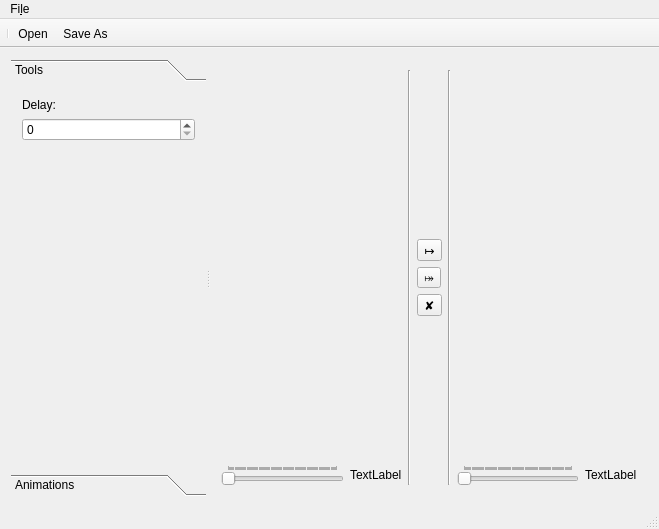
darmonlor/KUgif, file mainwindow.ui: the form before one commit.
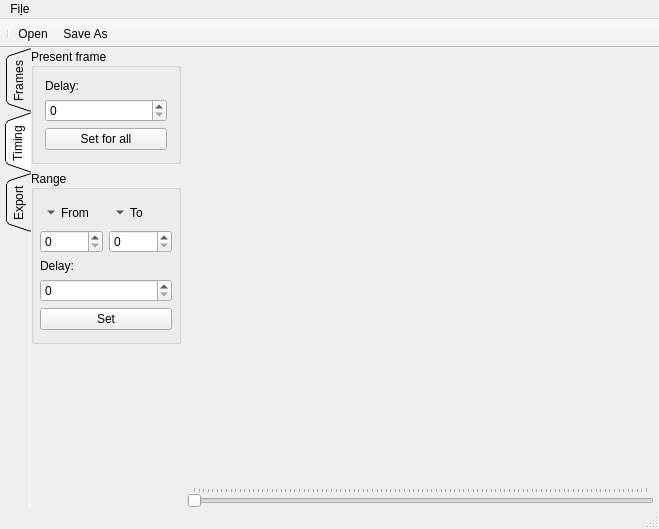
The form after the commit. Icons and pictures are not drawn.

```diff
--- a/mainwindow.ui
+++ b/mainwindow.ui
@@ -20,106 +20,97 @@
    <bool>true</bool>
   </property>
   <widget class="QWidget" name="centralWidget">
-   <layout class="QHBoxLayout" name="horizontalLayout_4">
+   <layout class="QGridLayout" name="gridLayout_2">
+    <property name="leftMargin">
+     <number>5</number>
+    </property>
+    <property name="topMargin">
+     <number>0</number>
+    </property>
+    <property name="rightMargin">
+     <number>5</number>
+    </property>
+    <property name="bottomMargin">
+     <number>0</number>
+    </property>
+    <item row="0" column="0">
+     <widget class="QTabWidget" name="tabWidget">
+      <property name="autoFillBackground">
+       <bool>false</bool>
+      </property>
+      <property name="tabPosition">
+       <enum>QTabWidget::West</enum>
+      </property>
+      <property name="tabShape">
+       <enum>QTabWidget::Triangular</enum>
+      </property>
+      <property name="currentIndex">
+       <number>1</number>
+      </property>
+      <property name="elideMode">
+       <enum>Qt::ElideNone</enum>
+      </property>
+      <property name="usesScrollButtons">
+       <bool>false</bool>
+      </property>
+      <property name="documentMode">
+       <bool>true</bool>
+      </property>
+      <property name="tabBarAutoHide">
+       <bool>false</bool>
+      </property>
+      <widget class="QWidget" name="tab">
+       <attribute name="icon">
+        <iconset theme="view-presentation">
+         <normaloff/>
+        </iconset>
+       </attribute>
+       <attribute name="title">
+        <string>Frames</string>
+       </attribute>
+       <layout class="QVBoxLayout" name="verticalLayout_4">
+        <property name="spacing">
+         <number>0</number>
+        </property>
+        <property name="leftMargin">
+         <number>0</number>
+        </property>
+        <property name="topMargin">
+         <number>0</number>
+        </property>
+        <property name="rightMargin">
+         <number>0</number>
+        </property>
+        <property name="bottomMargin">
+         <number>0</number>
+        </property>
     <item>
      <widget class="QSplitter" name="splitter">
-      <property name="frameShape">
-       <enum>QFrame::NoFrame</enum>
+          <property name="enabled">
+           <bool>true</bool>
+          </property>
+          <property name="autoFillBackground">
+           <bool>false</bool>
+          </property>
+          <property name="lineWidth">
+           <number>0</number>
       </property>
       <property name="orientation">
        <enum>Qt::Horizontal</enum>
       </property>
-      <widget class="QToolBox" name="toolBox">
+          <widget class="QListWidget" name="sourceList">
        <property name="maximumSize">
         <size>
-         <width>200</width>
+             <width>150</width>
          <height>16777215</height>
         </size>
        </property>
-       <property name="frameShape">
-        <enum>QFrame::NoFrame</enum>
-       </property>
-       <property name="frameShadow">
-        <enum>QFrame::Sunken</enum>
-       </property>
-       <property name="lineWidth">
-        <number>1</number>
-       </property>
-       <property name="midLineWidth">
-        <number>0</number>
-       </property>
-       <property name="currentIndex">
-        <number>0</number>
-       </property>
-       <property name="tabSpacing">
-        <number>6</number>
-       </property>
-       <widget class="QWidget" name="toolboxTools">
-        <property name="geometry">
-         <rect>
-          <x>0</x>
-          <y>0</y>
-          <width>189</width>
-          <height>374</height>
-         </rect>
-        </property>
-        <attribute name="label">
-         <string>Tools</string>
-        </attribute>
-        <layout class="QVBoxLayout" name="verticalLayout_3">
-         <item>
-          <widget class="QLabel" name="label_3">
-           <property name="text">
-            <string>Delay:</string>
-           </property>
-          </widget>
-         </item>
-         <item>
-          <widget class="QSpinBox" name="delayBox">
-           <property name="maximum">
-            <number>1000000000</number>
-           </property>
-          </widget>
-         </item>
-         <item>
-          <spacer name="verticalSpacer_3">
-           <property name="orientation">
-            <enum>Qt::Vertical</enum>
-           </property>
-           <property name="sizeHint" stdset="0">
-            <size>
-             <width>139</width>
-             <height>392</height>
-            </size>
-           </property>
-          </spacer>
-         </item>
-        </layout>
-        <zorder>label_3</zorder>
-        <zorder>delayBox</zorder>
-        <zorder>verticalSpacer_3</zorder>
-       </widget>
-       <widget class="QWidget" name="toolBoxFrames">
-        <property name="geometry">
-         <rect>
-          <x>0</x>
-          <y>0</y>
-          <width>189</width>
-          <height>374</height>
-         </rect>
-        </property>
-        <attribute name="label">
-         <string>Animations</string>
-        </attribute>
-        <layout class="QVBoxLayout" name="verticalLayout_4">
-         <item>
-          <widget class="QListWidget" name="sourceList"/>
-         </item>
-        </layout>
-       </widget>
       </widget>
       <widget class="QWidget" name="horizontalLayoutWidget_4">
        <layout class="QHBoxLayout" name="horizontalLayout">
+            <property name="spacing">
+             <number>0</number>
+            </property>
         <item>
          <layout class="QVBoxLayout" name="verticalLayout">
           <property name="spacing">
@@ -356,6 +347,260 @@
          </layout>
         </item>
        </layout>
+          </widget>
+         </widget>
+        </item>
+       </layout>
+      </widget>
+      <widget class="QWidget" name="tab_2">
+       <attribute name="icon">
+        <iconset theme="chronometer-">
+         <normaloff/>
+        </iconset>
+       </attribute>
+       <attribute name="title">
+        <string>Timing</string>
+       </attribute>
+       <layout class="QHBoxLayout" name="horizontalLayout_5">
+        <property name="leftMargin">
+         <number>0</number>
+        </property>
+        <property name="topMargin">
+         <number>0</number>
+        </property>
+        <property name="rightMargin">
+         <number>0</number>
+        </property>
+        <property name="bottomMargin">
+         <number>0</number>
+        </property>
+        <item>
+         <layout class="QVBoxLayout" name="verticalLayout_3">
+          <item>
+           <widget class="QGroupBox" name="groupBox">
+            <property name="autoFillBackground">
+             <bool>false</bool>
+            </property>
+            <property name="title">
+             <string>Present frame</string>
+            </property>
+            <property name="alignment">
+             <set>Qt::AlignLeading|Qt::AlignLeft|Qt::AlignVCenter</set>
+            </property>
+            <layout class="QVBoxLayout" name="verticalLayout_8">
+             <item>
+              <widget class="QLabel" name="label_4">
+               <property name="text">
+                <string>Delay:</string>
+               </property>
+              </widget>
+             </item>
+             <item>
+              <widget class="QSpinBox" name="spinBox_3"/>
+             </item>
+             <item>
+              <widget class="QPushButton" name="pushButton">
+               <property name="text">
+                <string>Set for all</string>
+               </property>
+               <property name="autoDefault">
+                <bool>false</bool>
+               </property>
+               <property name="flat">
+                <bool>false</bool>
+               </property>
+              </widget>
+             </item>
+            </layout>
+           </widget>
+          </item>
+          <item>
+           <widget class="QGroupBox" name="groupBox_2">
+            <property name="minimumSize">
+             <size>
+              <width>150</width>
+              <height>0</height>
+             </size>
+            </property>
+            <property name="title">
+             <string>Range</string>
+            </property>
+            <property name="alignment">
+             <set>Qt::AlignLeading|Qt::AlignLeft|Qt::AlignVCenter</set>
+            </property>
+            <property name="flat">
+             <bool>false</bool>
+            </property>
+            <property name="checkable">
+             <bool>false</bool>
+            </property>
+            <layout class="QGridLayout" name="gridLayout_3" columnstretch="0,0">
+             <property name="sizeConstraint">
+              <enum>QLayout::SetNoConstraint</enum>
+             </property>
+             <property name="leftMargin">
+              <number>6</number>
+             </property>
+             <property name="rightMargin">
+              <number>6</number>
+             </property>
+             <item row="3" column="0" colspan="2">
+              <widget class="QLabel" name="label_5">
+               <property name="text">
+                <string>Delay:</string>
+               </property>
+              </widget>
+             </item>
+             <item row="1" column="1">
+              <widget class="QSpinBox" name="spinBox">
+               <property name="sizePolicy">
+                <sizepolicy hsizetype="Ignored" vsizetype="Fixed">
+                 <horstretch>0</horstretch>
+                 <verstretch>0</verstretch>
+                </sizepolicy>
+               </property>
+              </widget>
+             </item>
+             <item row="0" column="0">
+              <widget class="QToolButton" name="toolButton_4">
+               <property name="sizePolicy">
+                <sizepolicy hsizetype="Ignored" vsizetype="Fixed">
+                 <horstretch>0</horstretch>
+                 <verstretch>0</verstretch>
+                </sizepolicy>
+               </property>
+               <property name="text">
+                <string>From</string>
+               </property>
+               <property name="checkable">
+                <bool>false</bool>
+               </property>
+               <property name="checked">
+                <bool>false</bool>
+               </property>
+               <property name="toolButtonStyle">
+                <enum>Qt::ToolButtonTextBesideIcon</enum>
+               </property>
+               <property name="autoRaise">
+                <bool>true</bool>
+               </property>
+               <property name="arrowType">
+                <enum>Qt::DownArrow</enum>
+               </property>
+              </widget>
+             </item>
+             <item row="1" column="0">
+              <widget class="QSpinBox" name="spinBox_2">
+               <property name="sizePolicy">
+                <sizepolicy hsizetype="Ignored" vsizetype="Fixed">
+                 <horstretch>0</horstretch>
+                 <verstretch>0</verstretch>
+                </sizepolicy>
+               </property>
+              </widget>
+             </item>
+             <item row="0" column="1">
+              <widget class="QToolButton" name="toolButton_5">
+               <property name="sizePolicy">
+                <sizepolicy hsizetype="Ignored" vsizetype="Fixed">
+                 <horstretch>0</horstretch>
+                 <verstretch>0</verstretch>
+                </sizepolicy>
+               </property>
+               <property name="text">
+                <string>To</string>
+               </property>
+               <property name="toolButtonStyle">
+                <enum>Qt::ToolButtonTextBesideIcon</enum>
+               </property>
+               <property name="autoRaise">
+                <bool>true</bool>
+               </property>
+               <property name="arrowType">
+                <enum>Qt::DownArrow</enum>
+               </property>
+              </widget>
+             </item>
+             <item row="5" column="0" colspan="2">
+              <widget class="QPushButton" name="pushButton_2">
+               <property name="text">
+                <string>Set</string>
+               </property>
+               <property name="flat">
+                <bool>false</bool>
+               </property>
+              </widget>
+             </item>
+             <item row="4" column="0" colspan="2">
+              <widget class="QSpinBox" name="spinBox_4"/>
+             </item>
+            </layout>
+           </widget>
+          </item>
+          <item>
+           <spacer name="verticalSpacer_6">
+            <property name="orientation">
+             <enum>Qt::Vertical</enum>
+            </property>
+            <property name="sizeHint" stdset="0">
+             <size>
+              <width>20</width>
+              <height>40</height>
+             </size>
+            </property>
+           </spacer>
+          </item>
+         </layout>
+        </item>
+        <item>
+         <layout class="QVBoxLayout" name="verticalLayout_9">
+          <item>
+           <widget class="QLabel" name="timerLabel">
+            <property name="text">
+             <string/>
+            </property>
+           </widget>
+          </item>
+          <item>
+           <spacer name="verticalSpacer_3">
+            <property name="orientation">
+             <enum>Qt::Vertical</enum>
+            </property>
+            <property name="sizeHint" stdset="0">
+             <size>
+              <width>20</width>
+              <height>40</height>
+             </size>
+            </property>
+           </spacer>
+          </item>
+          <item>
+           <layout class="QHBoxLayout" name="horizontalLayout_4">
+            <item>
+             <widget class="QSlider" name="timerSlider">
+              <property name="orientation">
+               <enum>Qt::Horizontal</enum>
+              </property>
+              <property name="tickPosition">
+               <enum>QSlider::TicksAbove</enum>
+              </property>
+             </widget>
+            </item>
+           </layout>
+          </item>
+         </layout>
+        </item>
+       </layout>
+      </widget>
+      <widget class="QWidget" name="tab_3">
+       <attribute name="icon">
+        <iconset theme="document-export">
+         <normaloff/>
+        </iconset>
+       </attribute>
+       <attribute name="title">
+        <string>Export</string>
+       </attribute>
       </widget>
      </widget>
     </item>
```
Left out of the diff: 53 changed lines with no effect on the pictures. Lines whose indentation alone changed are shown as unchanged.
